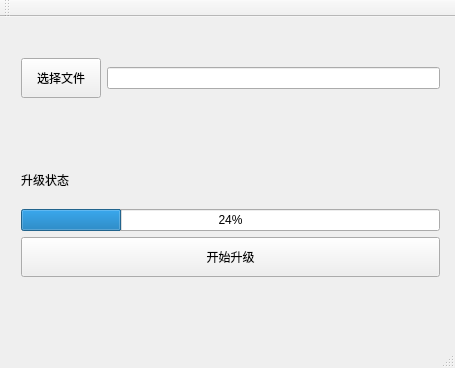
KeyboxWallet/update_tools, file mainwindow.ui: the form before one commit.
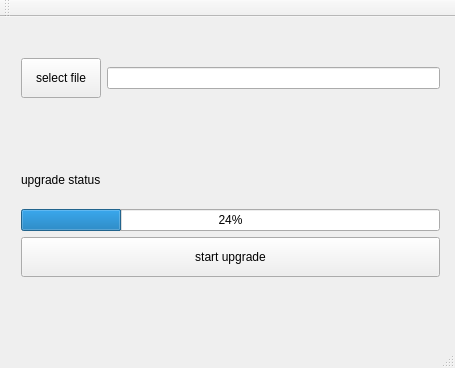
The form after the commit.

Patch:
```diff
--- a/mainwindow.ui
+++ b/mainwindow.ui
@@ -35,7 +35,7 @@
           </size>
          </property>
          <property name="text">
-          <string>选择文件</string>
+          <string>select file</string>
          </property>
         </widget>
        </item>
@@ -60,7 +60,7 @@
         </size>
        </property>
        <property name="text">
-        <string>升级状态</string>
+        <string>upgrade status</string>
        </property>
       </widget>
      </item>
@@ -86,7 +86,7 @@
         </size>
        </property>
        <property name="text">
-        <string>开始升级</string>
+        <string>start upgrade</string>
        </property>
       </widget>
      </item>
```
Left out of the diff: 2 changed lines with no effect on the pictures.
